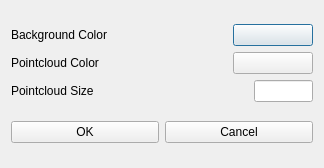
Above: forms/settingsdialog.ui from leihui6/osg_qtwidget before the change. Below: the same form after it.
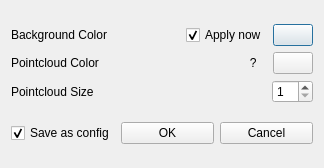
That is the form after the change.

What changed in the file:
```diff
--- a/forms/settingsdialog.ui
+++ b/forms/settingsdialog.ui
@@ -23,7 +23,7 @@
    <item row="0" column="0">
     <layout class="QVBoxLayout" name="verticalLayout">
      <item>
-      <layout class="QHBoxLayout" name="horizontalLayout" stretch="8,0">
+      <layout class="QHBoxLayout" name="horizontalLayout" stretch="8,0,0">
        <item>
         <widget class="QLabel" name="label">
          <property name="text">
@@ -31,17 +31,27 @@
          </property>
         </widget>
        </item>
+       <item>
+        <widget class="QCheckBox" name="cbx_apply_now">
+         <property name="text">
+          <string>Apply now</string>
+         </property>
+         <property name="checked">
+          <bool>true</bool>
+         </property>
+        </widget>
+       </item>
        <item>
         <widget class="QPushButton" name="btn_bgc">
          <property name="text">
-          <string> </string>
+          <string/>
          </property>
         </widget>
        </item>
       </layout>
      </item>
      <item>
-      <layout class="QHBoxLayout" name="horizontalLayout_3" stretch="8,0">
+      <layout class="QHBoxLayout" name="horizontalLayout_3" stretch="8,0,0">
        <item>
         <widget class="QLabel" name="label_3">
          <property name="text">
@@ -49,17 +59,27 @@
          </property>
         </widget>
        </item>
+       <item>
+        <widget class="QLabel" name="label_question_mark">
+         <property name="toolTip">
+          <string/>
+         </property>
+         <property name="text">
+          <string>   ?   </string>
+         </property>
+        </widget>
+       </item>
        <item>
         <widget class="QPushButton" name="btn_pcc">
          <property name="text">
-          <string> </string>
+          <string/>
          </property>
         </widget>
        </item>
       </layout>
      </item>
      <item>
-      <layout class="QHBoxLayout" name="horizontalLayout_2" stretch="8,2">
+      <layout class="QHBoxLayout" name="horizontalLayout_2" stretch="8,0">
        <item>
         <widget class="QLabel" name="label_2">
          <property name="text">
@@ -68,9 +88,12 @@
         </widget>
        </item>
        <item>
-        <widget class="QLineEdit" name="let_pcs">
-         <property name="alignment">
-          <set>Qt::AlignCenter</set>
+        <widget class="QSpinBox" name="sbx_pcc">
+         <property name="minimum">
+          <number>1</number>
+         </property>
+         <property name="maximum">
+          <number>10</number>
          </property>
         </widget>
        </item>
@@ -80,6 +103,16 @@
    </item>
    <item row="1" column="0">
     <layout class="QHBoxLayout" name="horizontalLayout_4">
+     <item>
+      <widget class="QCheckBox" name="cbx_save_as_config">
+       <property name="text">
+        <string>Save as config</string>
+       </property>
+       <property name="checked">
+        <bool>true</bool>
+       </property>
+      </widget>
+     </item>
      <item>
       <widget class="QPushButton" name="pushButton">
        <property name="text">
```
